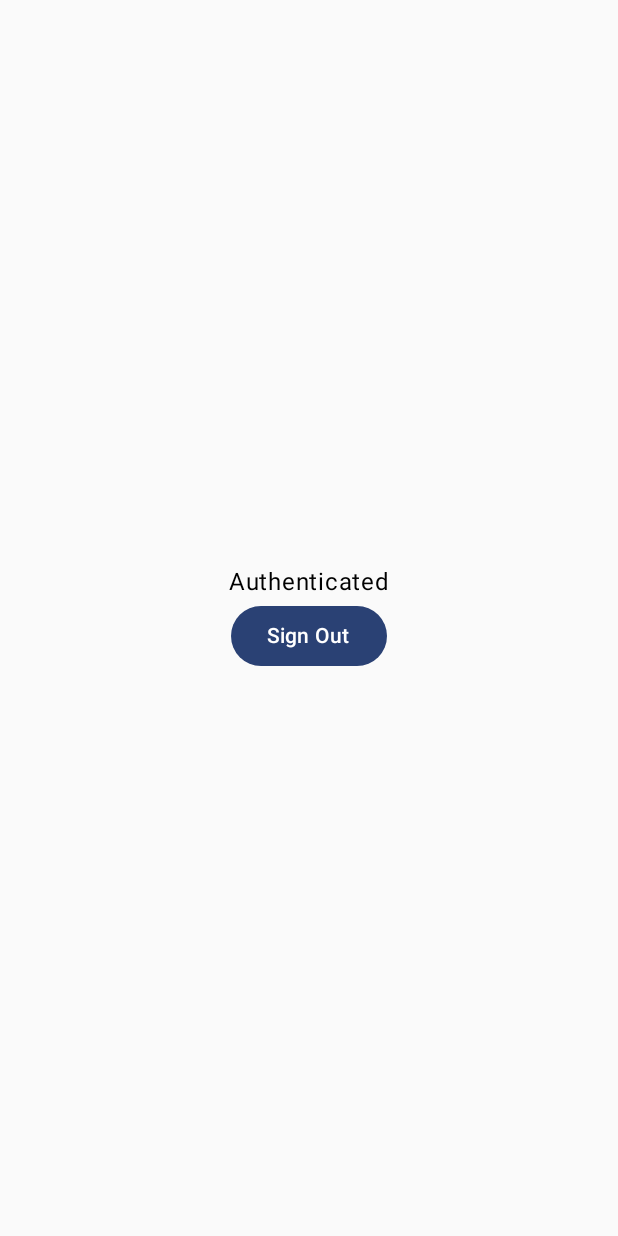
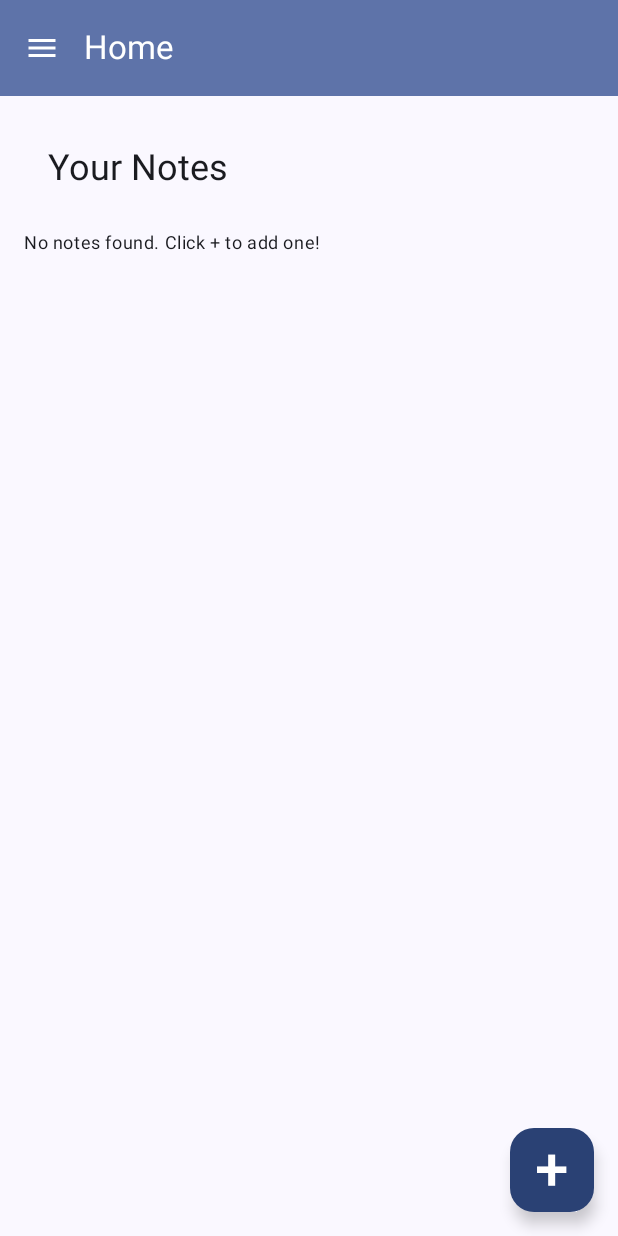
Before and after one commit to AditiSingh-05/Authentication, an Android app built with Jetpack Compose: the HomeScreen screen opened through its navigation route, on a phone screen of 412 x 824 dp. Run offline under Robolectric (Android 15) with nearby library versions, the phone set to English and light mode, and no system bars; our stand-ins replace Firebase (no records; nobody signed in at launch, a user with empty details on screens opened directly), livedata-compose.

Commit message:
Added  firestore

```diff
--- a/app/build.gradle.kts
+++ b/app/build.gradle.kts
@@ -66,6 +66,7 @@ dependencies {
     implementation(libs.firebase.auth)
     implementation(libs.androidx.lifecycle.runtime.ktx)
     implementation(libs.androidx.runtime.livedata)
+    implementation(libs.firebase.firestore)
     testImplementation(libs.junit)
     androidTestImplementation(libs.androidx.junit)
     androidTestImplementation(libs.androidx.espresso.core)
--- a/app/src/main/java/com/example/authentication/AppScreens.kt
+++ b/app/src/main/java/com/example/authentication/AppScreens.kt
@@ -4,5 +4,5 @@ sealed class AppScreens(val route : String) {
     object HomeScreen : AppScreens("homescreen")
     object SignupScreen : AppScreens("signupscreen")
     object LoginScreen : AppScreens("logincreen")
-
+    object AddNoteScreen : AppScreens("addnotescreen")
 }
--- a/app/src/main/java/com/example/authentication/MainActivity.kt
+++ b/app/src/main/java/com/example/authentication/MainActivity.kt
@@ -19,7 +19,8 @@ class MainActivity : ComponentActivity() {
             AuthenticationTheme {
                 val navController = rememberNavController()
                 val authViewModel: AuthViewModel = viewModel()
-                NavGraph(navController, authViewModel = authViewModel)
+                val notesViewModel: NotesViewModel = viewModel()
+                NavGraph(navController, authViewModel = authViewModel,notesViewModel = notesViewModel)
             }
         }
     }
--- a/app/src/main/java/com/example/authentication/NavGraph.kt
+++ b/app/src/main/java/com/example/authentication/NavGraph.kt
@@ -5,14 +5,16 @@ import androidx.navigation.NavController
 import androidx.navigation.compose.NavHost
 import androidx.navigation.compose.composable
 import androidx.navigation.compose.rememberNavController
+import com.example.authentication.screens.AddNoteScreen
 import com.example.authentication.screens.HomeScreen
 import com.example.authentication.screens.LoginScreen
 import com.example.authentication.screens.SignupScreen
+import com.example.authentication.screens.ViewNoteScreen
 import np.com.bimalkafle.firebaseauthdemoapp.AuthViewModel
 
 @Composable
 
-fun NavGraph(navController: NavController,authViewModel: AuthViewModel){
+fun NavGraph(navController: NavController,authViewModel: AuthViewModel,notesViewModel: NotesViewModel){
     val navController =
         rememberNavController()
     NavHost(navController = navController, startDestination = AppScreens.SignupScreen.route) {
@@ -23,7 +25,16 @@ fun NavGraph(navController: NavController,authViewModel: AuthViewModel){
             LoginScreen(navController,authViewModel)
         }
         composable(AppScreens.HomeScreen.route) {
-            HomeScreen(navController,authViewModel)
+            HomeScreen(navController,notesViewModel,authViewModel)
         }
+        composable(AppScreens.AddNoteScreen.route) {
+            AddNoteScreen(navController,notesViewModel)
+        }
+
+        composable("view_note/{noteId}") { backStackEntry ->
+            val noteId = backStackEntry.arguments?.getString("noteId") ?: return@composable
+            ViewNoteScreen(navController,noteId, notesViewModel)
+        }
+
     }
 }
--- /dev/null
+++ b/app/src/main/java/com/example/authentication/NotesViewModel.kt
@@ -0,0 +1,75 @@
+package com.example.authentication
+
+import androidx.lifecycle.LiveData
+import androidx.lifecycle.MutableLiveData
+import androidx.lifecycle.ViewModel
+import com.google.firebase.auth.FirebaseAuth
+import com.google.firebase.firestore.FirebaseFirestore
+import com.google.firebase.firestore.Query
+
+data class Note(val id: String = "", val title: String = "", val content: String = "")
+
+class NotesViewModel : ViewModel() {
+    private val auth = FirebaseAuth.getInstance()
+    private val firestore = FirebaseFirestore.getInstance()
+
+    private val _notes = MutableLiveData<List<Note>>()
+    val notes: LiveData<List<Note>> = _notes
+
+
+
+    fun fetchNotes(){
+        val userId = auth.currentUser?.uid?:return
+        firestore.collection("users").document(userId).collection("notes")
+            .orderBy("timestamp", Query.Direction.DESCENDING)
+            .addSnapshotListener{snapshot, e->
+                if(e == null && snapshot != null){
+                    val noteList = snapshot.documents.map{doc ->
+                        Note(
+                            id = doc.id,
+                            title = doc.getString("title") ?: "",
+                            content = doc.getString("content") ?: "",
+                        )
+                    }
+                    _notes.value = noteList
+                }
+            }
+    }
+
+    fun addNote(title:String,content:String){
+        val userId = auth.currentUser?.uid?:return
+        val noteData = hashMapOf(
+            "title" to title,
+            "content" to content,
+            "timestamp" to System.currentTimeMillis()
+        )
+        firestore.collection("users").document(userId).collection("notes").add(noteData)
+    }
+
+    fun editNote(noteId: String, newTitle: String, newContent: String) {
+        val userId = auth.currentUser?.uid ?: return
+        val updatedData = hashMapOf(
+            "title" to newTitle,
+            "content" to newContent,
+            "timestamp" to System.currentTimeMillis()
+        )
+        firestore.collection("users").document(userId).collection("notes")
+            .document(noteId)
+            .update(updatedData as Map<String, Any>)
+    }
+    fun deleteNote(noteId: String) {
+        val userId = auth.currentUser?.uid ?: return
+        firestore.collection("users").document(userId).collection("notes")
+            .document(noteId).delete()
+    }
+
+    fun getNoteById(noteId: String): LiveData<Note?> {
+        val noteLiveData = MutableLiveData<Note?>()
+        noteLiveData.value = _notes.value?.find { it.id == noteId }
+        return noteLiveData
+    }
+
+
+
+
+}
--- /dev/null
+++ b/app/src/main/java/com/example/authentication/screens/BasePage.kt
@@ -0,0 +1,116 @@
+import androidx.compose.foundation.clickable
+import androidx.compose.foundation.layout.Column
+import androidx.compose.foundation.layout.fillMaxSize
+import androidx.compose.foundation.layout.height
+import androidx.compose.foundation.layout.padding
+import androidx.compose.foundation.layout.width
+import androidx.compose.foundation.lazy.LazyColumn
+import androidx.compose.material.icons.Icons
+import androidx.compose.material.icons.filled.Menu
+import androidx.compose.material3.*
+import androidx.compose.runtime.Composable
+import androidx.compose.runtime.rememberCoroutineScope
+import androidx.compose.ui.Modifier
+import androidx.compose.ui.unit.dp
+import androidx.compose.ui.unit.sp
+import androidx.navigation.NavController
+import com.example.authentication.AppScreens
+import com.example.authentication.NotesViewModel
+import kotlinx.coroutines.launch
+import np.com.bimalkafle.firebaseauthdemoapp.AuthViewModel
+
+@OptIn(ExperimentalMaterial3Api::class)
+@Composable
+fun BasePage(
+    navController: NavController,
+    title: String,
+    content: @Composable () -> Unit,
+    fab: (@Composable () -> Unit)? = null,
+    authViewModel: AuthViewModel
+) {
+    val drawerState = rememberDrawerState(initialValue = DrawerValue.Closed)
+    val scope = rememberCoroutineScope()
+
+    val colors = MaterialTheme.colorScheme
+
+    ModalNavigationDrawer(
+        drawerState = drawerState,
+        drawerContent = {
+            ModalDrawerSheet(
+                modifier = Modifier.width(300.dp),
+                drawerShape = DrawerDefaults.shape,
+                drawerContainerColor = colors.primaryContainer
+            ) {
+                LazyColumn {
+                    item {
+                        Card(
+                            modifier = Modifier.fillMaxSize()
+                                .padding(16.dp)
+                                .height(120.dp),
+                            colors = CardDefaults.cardColors(containerColor = colors.secondary)
+                        ) {
+                            DrawerOption(title = "", color = colors.onSecondary) {
+                                scope.launch { drawerState.close() }
+                                navController.navigate(AppScreens.LoginScreen.route)
+                            }
+                        }
+                    }
+
+
+                    item {
+                        Divider(color = colors.onSurface, thickness = 1.dp)
+
+                        DrawerOption(title = "Sign Out", color = colors.onPrimaryContainer) {
+                            scope.launch { drawerState.close() }
+                            authViewModel.signout()
+                            navController.navigate(AppScreens.LoginScreen.route) {
+                                popUpTo(AppScreens.HomeScreen.route) {
+                                    inclusive = true
+                                }
+                            }
+                        }
+                    }
+                }
+            }
+        }
+    ) {
+        Scaffold(
+            topBar = {
+                TopAppBar(
+                    title = { Text(title, color = colors.onPrimaryContainer) },
+                    colors = TopAppBarDefaults.topAppBarColors(
+                        containerColor = colors.primaryContainer
+                    ),
+                    navigationIcon = {
+                        IconButton(onClick = { scope.launch { drawerState.open() } }) {
+                            Icon(
+                                imageVector = Icons.Default.Menu,
+                                contentDescription = "Menu Button",
+                                tint = colors.onPrimaryContainer
+                            )
+                        }
+                    }
+                )
+            }
+            ,
+            floatingActionButton = { fab?.invoke() }
+        ) { ScreenPadding ->
+            Column(modifier = Modifier.padding(ScreenPadding)) {
+                content()
+            }
+        }
+    }
+}
+
+@Composable
+fun DrawerOption(title: String, color: androidx.compose.ui.graphics.Color, onItemClick: () -> Unit) {
+    val colors = MaterialTheme.colorScheme
+    Text(
+        text = title,
+        modifier = Modifier
+            .padding(16.dp)
+            .clickable { onItemClick() },
+        fontSize = 24.sp,
+        color = colors.onPrimaryContainer
+    )
+}
--- a/app/src/main/java/com/example/authentication/screens/HomeScreen.kt
+++ b/app/src/main/java/com/example/authentication/screens/HomeScreen.kt
@@ -1,43 +1,104 @@
 package com.example.authentication.screens
 
-import androidx.compose.foundation.layout.Arrangement
-import androidx.compose.foundation.layout.Column
-import androidx.compose.foundation.layout.fillMaxSize
-import androidx.compose.material3.Button
-import androidx.compose.material3.Text
-import androidx.compose.runtime.Composable
-import androidx.compose.runtime.LaunchedEffect
+import BasePage
+import androidx.compose.foundation.clickable
+import androidx.compose.foundation.layout.*
+import androidx.compose.foundation.lazy.LazyColumn
+import androidx.compose.foundation.lazy.items
+import androidx.compose.material3.*
+import androidx.compose.runtime.*
 import androidx.compose.runtime.livedata.observeAsState
-import androidx.compose.ui.Alignment
 import androidx.compose.ui.Modifier
+import androidx.compose.ui.unit.dp
+import androidx.compose.ui.unit.sp
 import androidx.navigation.NavController
 import com.example.authentication.AppScreens
-import np.com.bimalkafle.firebaseauthdemoapp.AuthState
+import com.example.authentication.Note
+import com.example.authentication.NotesViewModel
 import np.com.bimalkafle.firebaseauthdemoapp.AuthViewModel
 
 @Composable
-fun HomeScreen(navController: NavController,authViewModel: AuthViewModel){
-    val authState = authViewModel.authState.observeAsState()
+fun HomeScreen(navController: NavController, notesViewModel: NotesViewModel, authViewModel: AuthViewModel) {
+    val notes by notesViewModel.notes.observeAsState(emptyList())
 
-    LaunchedEffect(authState.value) {
-        when(authState.value){
-            is AuthState.Unauthenticated -> navController.navigate(AppScreens.SignupScreen.route)
-            else -> Unit
+    LaunchedEffect(Unit) {
+        notesViewModel.fetchNotes()
+    }
+
+    val colors = MaterialTheme.colorScheme
+
+    BasePage(
+        navController = navController,
+        title = "Home",
+        authViewModel = authViewModel,
+        content = {
+            Column(
+                modifier = Modifier.padding(16.dp)
+            ) {
+                Text(
+                    "Your Notes",
+                    style = MaterialTheme.typography.headlineSmall,
+                    modifier = Modifier.padding(16.dp),
+                    color = colors.onBackground
+                )
+                Spacer(modifier = Modifier.height(10.dp))
+
+                if (notes.isEmpty()) {
+                    Text(
+                        "No notes found. Click + to add one!",
+                        style = MaterialTheme.typography.bodySmall,
+                        color = colors.onSurface
+                    )
+                } else {
+                    LazyColumn {
+                        items(notes) { note ->
+                            NoteItem(note) {
+                                navController.navigate("view_note/${note.id}")
+                            }
+                        }
+                    }
+                }
+            }
+        },
+        fab = {
+            FloatingActionButton(
+                onClick = { navController.navigate(AppScreens.AddNoteScreen.route) },
+                containerColor = colors.primary
+            ) {
+                Text(
+                    "+",
+                    fontSize = 40.sp,
+                    color = colors.onPrimary
+                )
+            }
+        }
+    )
+}
+
+@Composable
+fun NoteItem(note: Note, onClick: () -> Unit) {
+    val colors = MaterialTheme.colorScheme
+
+    Card(
+        modifier = Modifier
+            .fillMaxWidth()
+            .padding(8.dp)
+            .clickable { onClick() },
+        shape = MaterialTheme.shapes.medium,
+        colors = CardDefaults.cardColors(containerColor = colors.secondary)
+    ) {
+        Column(modifier = Modifier.padding(16.dp)) {
+            Text(
+                text = note.title,
+                style = MaterialTheme.typography.titleMedium,
+                color = colors.onSecondary  // Title color
+            )
+            Spacer(modifier = Modifier.height(4.dp))
+            Text(
+                text = note.content,
+                style = MaterialTheme.typography.bodyMedium,
+                color = colors.onSecondary
+            )
         }
     }
-    Column(
-        modifier = Modifier.fillMaxSize(),
-        verticalArrangement = Arrangement.Center,
-        horizontalAlignment = Alignment.CenterHorizontally
-    ){
-        Text("Authenticated")
-        Button(
-            onClick = {
-                authViewModel.signout()
-            }
-        ){
-            Text("Sign Out")
-        }
-
-    }
 }
--- a/app/src/main/java/com/example/authentication/screens/SignupScreen.kt
+++ b/app/src/main/java/com/example/authentication/screens/SignupScreen.kt
@@ -2,6 +2,9 @@ package com.example.authentication.screens
 
 import android.graphics.Paint.Align
 import android.widget.Toast
+import androidx.compose.animation.core.animateFloatAsState
+import androidx.compose.animation.core.tween
+import androidx.compose.foundation.background
 import androidx.compose.foundation.clickable
 import androidx.compose.foundation.layout.Arrangement
 import androidx.compose.foundation.layout.Column
@@ -12,7 +15,10 @@ import androidx.compose.foundation.layout.height
 import androidx.compose.foundation.layout.width
 import androidx.compose.foundation.shape.RoundedCornerShape
 import androidx.compose.material3.Button
+import androidx.compose.material3.ButtonDefaults
+import androidx.compose.material3.MaterialTheme
 import androidx.compose.material3.OutlinedTextField
+import androidx.compose.material3.OutlinedTextFieldDefaults
 import androidx.compose.material3.Text
 import androidx.compose.runtime.Composable
 import androidx.compose.runtime.LaunchedEffect
@@ -23,6 +29,7 @@ import androidx.compose.runtime.remember
 import androidx.compose.runtime.setValue
 import androidx.compose.ui.Alignment
 import androidx.compose.ui.Modifier
+import androidx.compose.ui.graphics.Brush
 import androidx.compose.ui.graphics.Color
 import androidx.compose.ui.platform.LocalContext
 import androidx.compose.ui.text.font.FontFamily
@@ -41,6 +48,18 @@ fun SignupScreen(navController: NavController, authViewModel: AuthViewModel) {
     val authState = authViewModel.authState.observeAsState()
     val context = LocalContext.current
 
+
+    var isPressed by remember { mutableStateOf(false) }
+
+    // Adding tween() for smooth animation
+    val scaleValue by animateFloatAsState(
+        targetValue = if (isPressed) 0.95f else 1f,
+        animationSpec = tween(durationMillis = 150), // Animation duration
+        label = "buttonScale"
+    )
+
+
+
     LaunchedEffect(authState.value) {
         when (authState.value) {
             is AuthState.Authenticated -> navController.navigate(AppScreens.HomeScreen.route)
@@ -52,10 +71,18 @@ fun SignupScreen(navController: NavController, authViewModel: AuthViewModel) {
             else -> Unit
         }
     }
+    //
+    val colors = MaterialTheme.colorScheme
+    val gradientBrush = Brush.verticalGradient(
+        colors = listOf(colors.background,colors.primaryContainer)
+    )
+    //
 
     Column(
         modifier = Modifier
-            .fillMaxSize(),
+            .fillMaxSize()
+            .background(gradientBrush)
+        ,
         verticalArrangement = Arrangement.Center,
         horizontalAlignment = Alignment.CenterHorizontally
     ) {
@@ -64,7 +91,8 @@ fun SignupScreen(navController: NavController, authViewModel: AuthViewModel) {
             "Sign Up",
             fontFamily = FontFamily.Serif,
             fontSize = 70.sp,
-            fontWeight = FontWeight.ExtraBold
+            fontWeight = FontWeight.ExtraBold,
+            color = colors.onBackground
         )
 
         Spacer(modifier = Modifier.height(16.dp))
@@ -75,9 +103,16 @@ fun SignupScreen(navController: NavController, authViewModel: AuthViewModel) {
                 email = it
             },
             label = {
-                Text("Email")
+                Text("Email",color = colors.onSurface)
             },
-            shape = RoundedCornerShape(16.dp)
+            shape = RoundedCornerShape(16.dp),
+            colors = OutlinedTextFieldDefaults.colors(
+                focusedBorderColor = colors.primary,
+                unfocusedBorderColor = colors.onSecondary,
+                cursorColor = colors.primary,
+                focusedLabelColor = colors.primary
+            )
+
         )
 
         Spacer(modifier = Modifier.height(16.dp))
@@ -88,22 +123,35 @@ fun SignupScreen(navController: NavController, authViewModel: AuthViewModel) {
                 password = it
             },
             label = {
-                Text("Password")
+                Text("Password",color = colors.onSurface)
             },
-            shape = RoundedCornerShape(16.dp)
+            shape = RoundedCornerShape(16.dp),
+            colors = OutlinedTextFieldDefaults.colors(
+                focusedBorderColor = colors.primary,
+                unfocusedBorderColor = colors.onSecondary,
+                cursorColor = colors.primary,
+                focusedLabelColor = colors.primary
+            )
         )
 
         Spacer(modifier = Modifier.height(16.dp))
 
         Button(
             onClick = {
+                isPressed = true
                 authViewModel.signup(email, password)
 
             },
             enabled = authState.value != AuthState.Loading,
-            modifier = Modifier.height(54.dp).width(280.dp)
+            modifier = Modifier.height(54.dp).width(280.dp),
+            colors = ButtonDefaults.buttonColors(containerColor = colors.primary)
+
         ) {
-            Text("Sign up")
+            Text("Sign up",
+            fontSize = 18.sp,
+                fontWeight = FontWeight.Bold,
+                color =  colors.onPrimary
+            )
         }
 
         Spacer(modifier = Modifier.height(16.dp))
@@ -111,12 +159,15 @@ fun SignupScreen(navController: NavController, authViewModel: AuthViewModel) {
 
         Row(
         ) {
-            Text("Already have an account? ")
+            Text("Already have an account? ",
+            color = colors.onSurface
+            )
             Text("Login",
                 modifier = Modifier.clickable {
                     navController.navigate(AppScreens.LoginScreen.route)
                 },
-                color = Color.Blue
+                color = colors.primary,
+                fontWeight = FontWeight.Bold
             )
         }
 
--- a/gradle/libs.versions.toml
+++ b/gradle/libs.versions.toml
@@ -17,7 +17,8 @@ firebaseAuthKtx = "23.2.0"
 firebaseFirestoreKtx = "25.1.2"
 runtimeLivedata = "1.7.7"
 googleGmsGoogleServices = "4.3.15"
-runtimeLivedataVersion = "1.7.7" # ✅ Added missing Google Services Plugin
+runtimeLivedataVersion = "1.7.7"
+firebaseFirestore = "25.1.2" # ✅ Added missing Google Services Plugin
 
 [libraries]
 androidx-core-ktx = { group = "androidx.core", name = "core-ktx", version.ref = "coreKtx" }
@@ -38,6 +39,7 @@ androidx-material3 = { group = "androidx.compose.material3", name = "material3"
 androidx-navigation-compose = { group = "androidx.navigation", name = "navigation-compose", version.ref = "navigationCompose" }
 firebase-auth = { group = "com.google.firebase", name = "firebase-auth", version.ref = "firebaseAuthKtx" }
 androidx-runtime-livedata = { group = "androidx.compose.runtime", name = "runtime-livedata", version.ref = "runtimeLivedataVersion" }
+firebase-firestore = { group = "com.google.firebase", name = "firebase-firestore", version.ref = "firebaseFirestore" }
 
 [plugins]
 android-application = { id = "com.android.application", version.ref = "agp" }
```
Also changed, not shown: app/src/main/java/com/example/authentication/screens/AddNoteScreen.kt (added, +107 -0 lines), app/src/main/java/com/example/authentication/screens/LoginScreen.kt (+59 -10 lines), app/src/main/java/com/example/authentication/screens/ViewNoteScreen.kt (added, +86 -0 lines), app/src/main/java/com/example/authentication/ui/theme/Theme.kt (+24 -23 lines).
